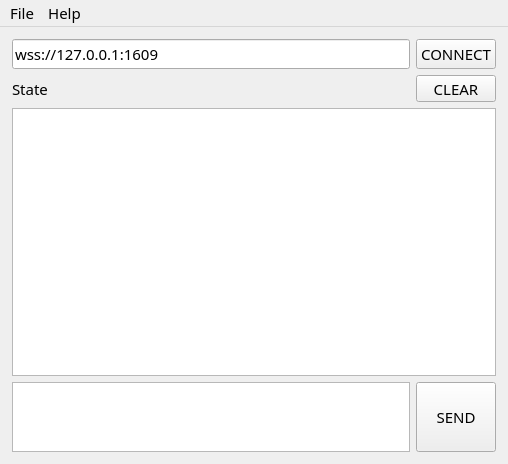
Old version of the form src/main/resources/base/main.ui in the repository vn-os/Qt-Websocket-Client-Secure.
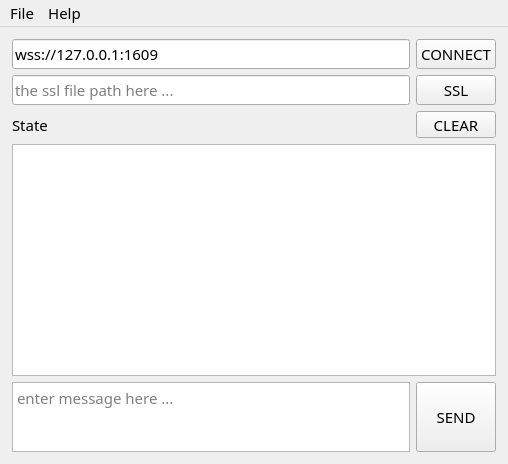
New version of the form. Icons and pictures are not drawn.

```diff
--- a/src/main/resources/base/main.ui
+++ b/src/main/resources/base/main.ui
@@ -70,6 +70,33 @@
       </item>
      </layout>
     </item>
+    <item>
+     <layout class="QHBoxLayout" name="horizontalLayout_ssl" stretch="1,0">
+      <item>
+       <widget class="QLineEdit" name="txt_ssl_file_path">
+        <property name="minimumSize">
+         <size>
+          <width>250</width>
+          <height>0</height>
+         </size>
+        </property>
+        <property name="readOnly">
+         <bool>true</bool>
+        </property>
+        <property name="placeholderText">
+         <string>the ssl file path here ...</string>
+        </property>
+       </widget>
+      </item>
+      <item>
+       <widget class="QPushButton" name="btn_browse_ssl_file">
+        <property name="text">
+         <string>SSL</string>
+        </property>
+       </widget>
+      </item>
+     </layout>
+    </item>
     <item>
      <layout class="QHBoxLayout" name="horizontalLayout_log" stretch="1,0">
       <item>
@@ -123,6 +150,9 @@
           <height>0</height>
          </size>
         </property>
+        <property name="placeholderText">
+         <string>enter message here ...</string>
+        </property>
        </widget>
       </item>
       <item>
```
